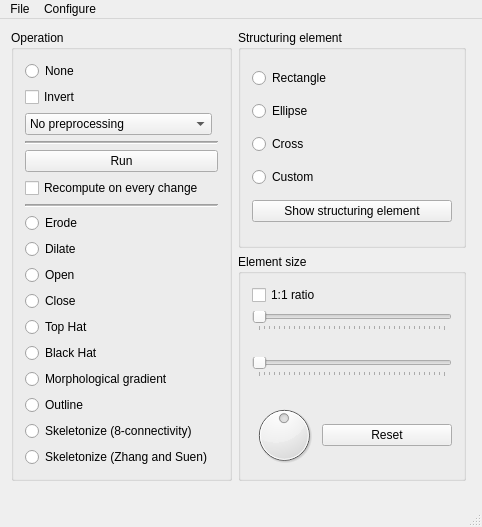
Old version of the form morph2/mainwindow.ui in the repository k0zmo/morphology-opencl.
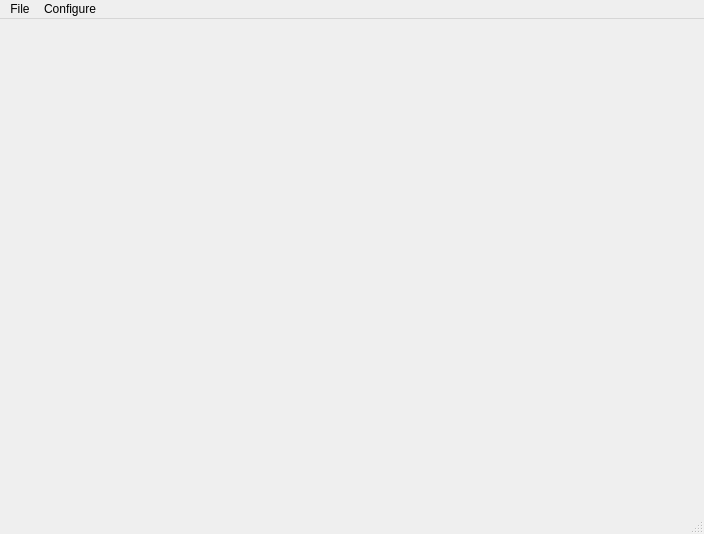
New version of the form.

Patch:
```diff
--- a/morph2/mainwindow.ui
+++ b/morph2/mainwindow.ui
@@ -7,8 +7,8 @@
    <rect>
     <x>0</x>
     <y>0</y>
-    <width>482</width>
-    <height>527</height>
+    <width>704</width>
+    <height>534</height>
    </rect>
   </property>
   <property name="sizePolicy">
@@ -33,469 +33,7 @@
      <height>16777215</height>
     </size>
    </property>
-   <layout class="QGridLayout" name="gridLayout_2">
-    <item row="0" column="0">
-     <layout class="QGridLayout" name="gridLayout_4">
-      <item row="0" column="4">
-       <widget class="QGroupBox" name="gbElement">
-        <property name="sizePolicy">
-         <sizepolicy hsizetype="Minimum" vsizetype="Minimum">
-          <horstretch>0</horstretch>
-          <verstretch>0</verstretch>
-         </sizepolicy>
-        </property>
-        <property name="minimumSize">
-         <size>
-          <width>0</width>
-          <height>0</height>
-         </size>
-        </property>
-        <property name="maximumSize">
-         <size>
-          <width>16777215</width>
-          <height>16777215</height>
-         </size>
-        </property>
-        <property name="title">
-         <string>Structuring element</string>
-        </property>
-        <layout class="QVBoxLayout" name="verticalLayout">
-         <item>
-          <widget class="QRadioButton" name="rbRect">
-           <property name="text">
-            <string>Rectangle</string>
-           </property>
-          </widget>
-         </item>
-         <item>
-          <widget class="QRadioButton" name="rbEllipse">
-           <property name="text">
-            <string>Ellipse</string>
-           </property>
-          </widget>
-         </item>
-         <item>
-          <widget class="QRadioButton" name="rbCross">
-           <property name="text">
-            <string>Cross</string>
-           </property>
-          </widget>
-         </item>
-         <item>
-          <widget class="QRadioButton" name="rbCustom">
-           <property name="text">
-            <string>Custom</string>
-           </property>
-          </widget>
-         </item>
-         <item>
-          <widget class="QPushButton" name="pbShowSE">
-           <property name="text">
-            <string>Show structuring element</string>
-           </property>
-          </widget>
-         </item>
-        </layout>
-       </widget>
-      </item>
-      <item row="1" column="4">
-       <widget class="QGroupBox" name="gbElementSize">
-        <property name="enabled">
-         <bool>true</bool>
-        </property>
-        <property name="sizePolicy">
-         <sizepolicy hsizetype="Minimum" vsizetype="Minimum">
-          <horstretch>0</horstretch>
-          <verstretch>0</verstretch>
-         </sizepolicy>
-        </property>
-        <property name="minimumSize">
-         <size>
-          <width>0</width>
-          <height>0</height>
-         </size>
-        </property>
-        <property name="maximumSize">
-         <size>
-          <width>16777215</width>
-          <height>16777215</height>
-         </size>
-        </property>
-        <property name="title">
-         <string>Element size</string>
-        </property>
-        <layout class="QGridLayout" name="gridLayout">
-         <item row="0" column="0" colspan="2">
-          <widget class="QCheckBox" name="cbSquare">
-           <property name="text">
-            <string>1:1 ratio</string>
-           </property>
-          </widget>
-         </item>
-         <item row="1" column="0" colspan="2">
-          <widget class="QSlider" name="hsXElementSize">
-           <property name="sizePolicy">
-            <sizepolicy hsizetype="Minimum" vsizetype="Fixed">
-             <horstretch>0</horstretch>
-             <verstretch>0</verstretch>
-            </sizepolicy>
-           </property>
-           <property name="minimumSize">
-            <size>
-             <width>200</width>
-             <height>0</height>
-            </size>
-           </property>
-           <property name="minimum">
-            <number>1</number>
-           </property>
-           <property name="maximum">
-            <number>75</number>
-           </property>
-           <property name="pageStep">
-            <number>2</number>
-           </property>
-           <property name="orientation">
-            <enum>Qt::Horizontal</enum>
-           </property>
-           <property name="invertedAppearance">
-            <bool>false</bool>
-           </property>
-           <property name="invertedControls">
-            <bool>false</bool>
-           </property>
-           <property name="tickPosition">
-            <enum>QSlider::TicksBelow</enum>
-           </property>
-           <property name="tickInterval">
-            <number>0</number>
-           </property>
-          </widget>
-         </item>
-         <item row="2" column="0">
-          <widget class="QLabel" name="lbXElementSize">
-           <property name="text">
-            <string/>
-           </property>
-           <property name="alignment">
-            <set>Qt::AlignRight|Qt::AlignTrailing|Qt::AlignVCenter</set>
-           </property>
-          </widget>
-         </item>
-         <item row="3" column="0" colspan="2">
-          <widget class="QSlider" name="hsYElementSize">
-           <property name="sizePolicy">
-            <sizepolicy hsizetype="Minimum" vsizetype="Fixed">
-             <horstretch>0</horstretch>
-             <verstretch>0</verstretch>
-            </sizepolicy>
-           </property>
-           <property name="minimumSize">
-            <size>
-             <width>0</width>
-             <height>0</height>
-            </size>
-           </property>
-           <property name="minimum">
-            <number>1</number>
-           </property>
-           <property name="maximum">
-            <number>75</number>
-           </property>
-           <property name="pageStep">
-            <number>2</number>
-           </property>
-           <property name="orientation">
-            <enum>Qt::Horizontal</enum>
-           </property>
-           <property name="tickPosition">
-            <enum>QSlider::TicksBelow</enum>
-           </property>
-          </widget>
-         </item>
-         <item row="4" column="0">
-          <widget class="QLabel" name="lbYElementSize">
-           <property name="text">
-            <string/>
-           </property>
-           <property name="alignment">
-            <set>Qt::AlignRight|Qt::AlignTrailing|Qt::AlignVCenter</set>
-           </property>
-          </widget>
-         </item>
-         <item row="5" column="0" rowspan="3">
-          <widget class="QDial" name="dialRotation">
-           <property name="minimumSize">
-            <size>
-             <width>64</width>
-             <height>64</height>
-            </size>
-           </property>
-           <property name="maximumSize">
-            <size>
-             <width>64</width>
-             <height>64</height>
-            </size>
-           </property>
-           <property name="maximum">
-            <number>360</number>
-           </property>
-           <property name="value">
-            <number>180</number>
-           </property>
-           <property name="orientation">
-            <enum>Qt::Horizontal</enum>
-           </property>
-           <property name="wrapping">
-            <bool>true</bool>
-           </property>
-          </widget>
-         </item>
-         <item row="5" column="1">
-          <widget class="QLabel" name="lbRotation">
-           <property name="text">
-            <string/>
-           </property>
-           <property name="alignment">
-            <set>Qt::AlignCenter</set>
-           </property>
-          </widget>
-         </item>
-         <item row="6" column="1">
-          <widget class="QPushButton" name="pbResetRotation">
-           <property name="sizePolicy">
-            <sizepolicy hsizetype="Preferred" vsizetype="Preferred">
-             <horstretch>0</horstretch>
-             <verstretch>0</verstretch>
-            </sizepolicy>
-           </property>
-           <property name="text">
-            <string>Reset</string>
-           </property>
-          </widget>
-         </item>
-        </layout>
-       </widget>
-      </item>
-      <item row="0" column="3" rowspan="2">
-       <layout class="QVBoxLayout" name="verticalLayout_3">
-        <item>
-         <widget class="QGroupBox" name="bpOperation">
-          <property name="sizePolicy">
-           <sizepolicy hsizetype="Minimum" vsizetype="Minimum">
-            <horstretch>0</horstretch>
-            <verstretch>0</verstretch>
-           </sizepolicy>
-          </property>
-          <property name="title">
-           <string>Operation</string>
-          </property>
-          <layout class="QGridLayout" name="gridLayout_3">
-           <property name="sizeConstraint">
-            <enum>QLayout::SetMinimumSize</enum>
-           </property>
-           <property name="spacing">
-            <number>6</number>
-           </property>
-           <item row="0" column="0" colspan="2">
-            <widget class="QRadioButton" name="rbNone">
-             <property name="text">
-              <string>None</string>
-             </property>
-            </widget>
-           </item>
-           <item row="1" column="0" colspan="2">
-            <widget class="QCheckBox" name="cbInvert">
-             <property name="text">
-              <string>Invert</string>
-             </property>
-            </widget>
-           </item>
-           <item row="3" column="0" colspan="2">
-            <widget class="Line" name="line">
-             <property name="frameShadow">
-              <enum>QFrame::Sunken</enum>
-             </property>
-             <property name="lineWidth">
-              <number>1</number>
-             </property>
-             <property name="midLineWidth">
-              <number>1</number>
-             </property>
-             <property name="orientation">
-              <enum>Qt::Horizontal</enum>
-             </property>
-            </widget>
-           </item>
-           <item row="10" column="0" colspan="2">
-            <widget class="QRadioButton" name="rbErode">
-             <property name="text">
-              <string>Erode</string>
-             </property>
-            </widget>
-           </item>
-           <item row="11" column="0" colspan="2">
-            <widget class="QRadioButton" name="rbDilate">
-             <property name="text">
-              <string>Dilate</string>
-             </property>
-            </widget>
-           </item>
-           <item row="12" column="0" colspan="2">
-            <widget class="QRadioButton" name="rbOpen">
-             <property name="text">
-              <string>Open</string>
-             </property>
-            </widget>
-           </item>
-           <item row="13" column="0" colspan="2">
-            <widget class="QRadioButton" name="rbClose">
-             <property name="text">
-              <string>Close</string>
-             </property>
-            </widget>
-           </item>
-           <item row="15" column="0" colspan="2">
-            <widget class="QRadioButton" name="rbTopHat">
-             <property name="text">
-              <string>Top Hat</string>
-             </property>
-            </widget>
-           </item>
-           <item row="17" column="0" colspan="2">
-            <widget class="QRadioButton" name="rbBlackHat">
-             <property name="text">
-              <string>Black Hat</string>
-             </property>
-            </widget>
-           </item>
-           <item row="20" column="0" colspan="2">
-            <widget class="QRadioButton" name="rbSkeleton">
-             <property name="text">
-              <string>Skeletonize (8-connectivity)</string>
-             </property>
-            </widget>
-           </item>
-           <item row="19" column="0" colspan="2">
-            <widget class="QRadioButton" name="rbOutline">
-             <property name="text">
-              <string>Outline</string>
-             </property>
-            </widget>
-           </item>
-           <item row="18" column="0">
-            <widget class="QRadioButton" name="rbGradient">
-             <property name="text">
-              <string>Morphological gradient</string>
-             </property>
-            </widget>
-           </item>
-           <item row="6" column="0" colspan="2">
-            <widget class="QPushButton" name="pbRun">
-             <property name="text">
-              <string>Run</string>
-             </property>
-            </widget>
-           </item>
-           <item row="8" column="0" colspan="2">
-            <widget class="QCheckBox" name="cbAutoTrigger">
-             <property name="text">
-              <string>Recompute on every change</string>
-             </property>
-            </widget>
-           </item>
-           <item row="9" column="0" colspan="2">
-            <widget class="Line" name="line_2">
-             <property name="lineWidth">
-              <number>1</number>
-             </property>
-             <property name="midLineWidth">
-              <number>1</number>
-             </property>
-             <property name="orientation">
-              <enum>Qt::Horizontal</enum>
-             </property>
-            </widget>
-           </item>
-           <item row="21" column="0">
-            <widget class="QRadioButton" name="rbSkeletonZhang">
-             <property name="text">
-              <string>Skeletonize (Zhang and Suen)</string>
-             </property>
-            </widget>
-           </item>
-           <item row="2" column="0">
-            <widget class="QComboBox" name="cmbBayer">
-             <item>
-              <property name="text">
-               <string>No preprocessing</string>
-              </property>
-             </item>
-             <item>
-              <property name="text">
-               <string>Bayer RG</string>
-              </property>
-             </item>
-             <item>
-              <property name="text">
-               <string>Bayer GR</string>
-              </property>
-             </item>
-             <item>
-              <property name="text">
-               <string>Bayer BG</string>
-              </property>
-             </item>
-             <item>
-              <property name="text">
-               <string>Bayer GB</string>
-              </property>
-             </item>
-            </widget>
-           </item>
-          </layout>
-         </widget>
-        </item>
-       </layout>
-      </item>
-      <item row="2" column="3" colspan="2">
-       <spacer name="verticalSpacer">
-        <property name="orientation">
-         <enum>Qt::Vertical</enum>
-        </property>
-        <property name="sizeType">
-         <enum>QSizePolicy::MinimumExpanding</enum>
-        </property>
-        <property name="sizeHint" stdset="0">
-         <size>
-          <width>0</width>
-          <height>0</height>
-         </size>
-        </property>
-       </spacer>
-      </item>
-      <item row="0" column="0" rowspan="3">
-       <layout class="QVBoxLayout" name="previewVerticalLayout"/>
-      </item>
-     </layout>
-    </item>
-    <item row="0" column="1">
-     <spacer name="horizontalSpacer">
-      <property name="orientation">
-       <enum>Qt::Horizontal</enum>
-      </property>
-      <property name="sizeType">
-       <enum>QSizePolicy::MinimumExpanding</enum>
-      </property>
-      <property name="sizeHint" stdset="0">
-       <size>
-        <width>0</width>
-        <height>0</height>
-       </size>
-      </property>
-     </spacer>
-    </item>
-   </layout>
+   <layout class="QGridLayout" name="gridLayout"/>
   </widget>
   <widget class="QStatusBar" name="qstatusBar"/>
   <widget class="QMenuBar" name="qmenuBar">
@@ -503,7 +41,7 @@
     <rect>
      <x>0</x>
      <y>0</y>
-     <width>482</width>
+     <width>704</width>
      <height>20</height>
     </rect>
    </property>
```
Left out of the diff: 18 changed lines with no effect on the pictures.
